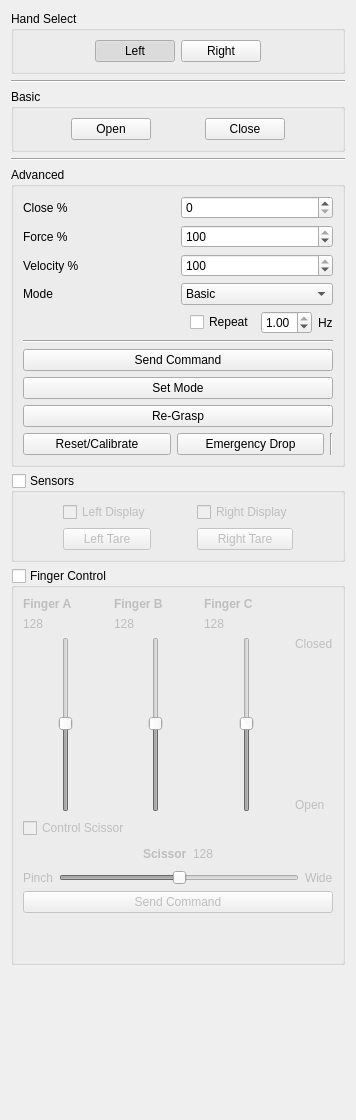
Qt form software/ddapp/src/app/ddHandControl.ui (openhumanoids/oh-distro) before a commit.
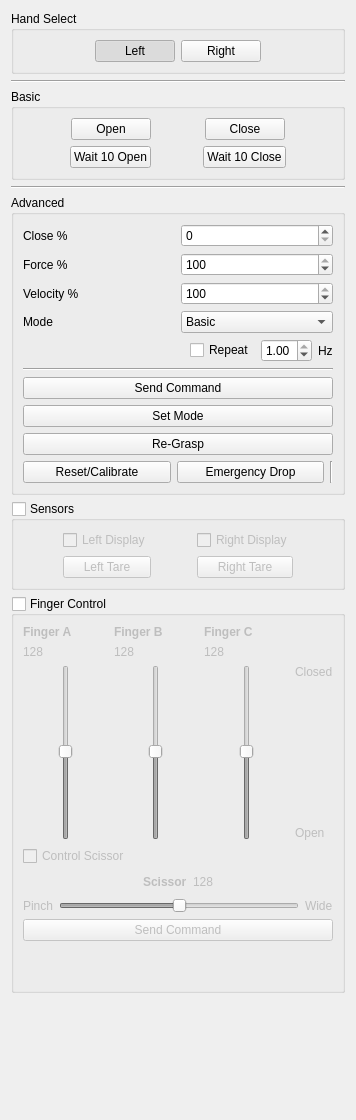
The same form after that commit.

Commit message: extra button to allow easy grasping of drill

```diff
--- a/software/ddapp/src/app/ddHandControl.ui
+++ b/software/ddapp/src/app/ddHandControl.ui
@@ -161,6 +161,66 @@
         </item>
        </layout>
       </item>
+      <item>
+       <layout class="QHBoxLayout" name="horizontalLayout_6">
+        <property name="bottomMargin">
+         <number>0</number>
+        </property>
+        <item>
+         <spacer name="horizontalSpacer_11">
+          <property name="orientation">
+           <enum>Qt::Horizontal</enum>
+          </property>
+          <property name="sizeHint" stdset="0">
+           <size>
+            <width>40</width>
+            <height>20</height>
+           </size>
+          </property>
+         </spacer>
+        </item>
+        <item>
+         <widget class="QPushButton" name="waitOpenButton">
+          <property name="text">
+           <string>Wait 10 Open</string>
+          </property>
+         </widget>
+        </item>
+        <item>
+         <spacer name="horizontalSpacer_10">
+          <property name="orientation">
+           <enum>Qt::Horizontal</enum>
+          </property>
+          <property name="sizeHint" stdset="0">
+           <size>
+            <width>40</width>
+            <height>20</height>
+           </size>
+          </property>
+         </spacer>
+        </item>
+        <item>
+         <widget class="QPushButton" name="waitCloseButton">
+          <property name="text">
+           <string>Wait 10 Close</string>
+          </property>
+         </widget>
+        </item>
+        <item>
+         <spacer name="horizontalSpacer_14">
+          <property name="orientation">
+           <enum>Qt::Horizontal</enum>
+          </property>
+          <property name="sizeHint" stdset="0">
+           <size>
+            <width>40</width>
+            <height>20</height>
+           </size>
+          </property>
+         </spacer>
+        </item>
+       </layout>
+      </item>
      </layout>
     </widget>
    </item>
```
Left out of the diff: 8 changed lines with no effect on the pictures. The commit also changes 1 other file.
